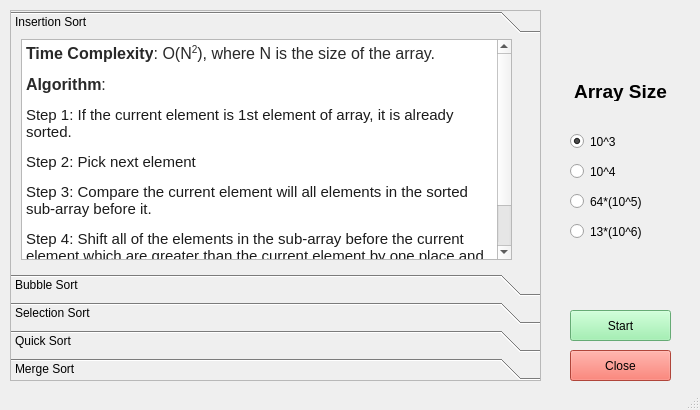
The window that sorting/sortingwindow.ui (gaganyadav80/AlgoPerform) describes before a commit, drawn with Qt 5.
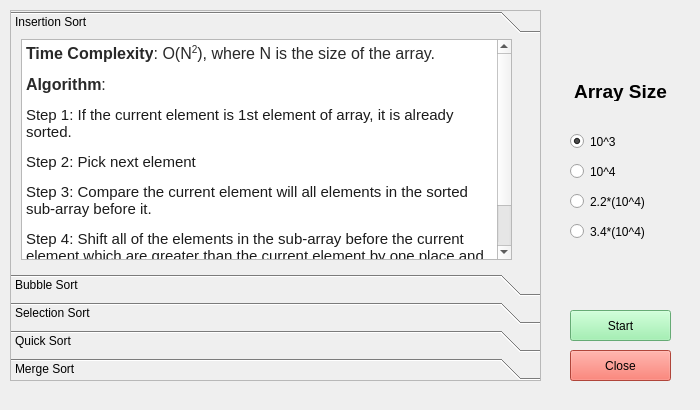
The same window after the commit.

```diff
--- a/sorting/sortingwindow.ui
+++ b/sorting/sortingwindow.ui
@@ -280,7 +280,7 @@
      <rect>
       <x>570</x>
       <y>130</y>
-      <width>106</width>
+      <width>111</width>
       <height>23</height>
      </rect>
     </property>
@@ -296,7 +296,7 @@
      <rect>
       <x>570</x>
       <y>160</y>
-      <width>106</width>
+      <width>111</width>
       <height>23</height>
      </rect>
     </property>
@@ -309,12 +309,12 @@
      <rect>
       <x>570</x>
       <y>190</y>
-      <width>106</width>
+      <width>111</width>
       <height>23</height>
      </rect>
     </property>
     <property name="text">
-     <string>64*(10^5)</string>
+     <string>2.2*(10^4)</string>
     </property>
    </widget>
    <widget class="QRadioButton" name="radioButton_4">
@@ -322,16 +322,15 @@
      <rect>
       <x>570</x>
       <y>220</y>
-      <width>106</width>
+      <width>111</width>
       <height>23</height>
      </rect>
     </property>
     <property name="text">
-     <string>13*(10^6)</string>
+     <string>3.4*(10^4)</string>
     </property>
    </widget>
   </widget>
-  <widget class="QStatusBar" name="statusbar"/>
  </widget>
  <resources/>
  <connections/>
```
Left out of the diff: 8 changed lines with no effect on the pictures.
